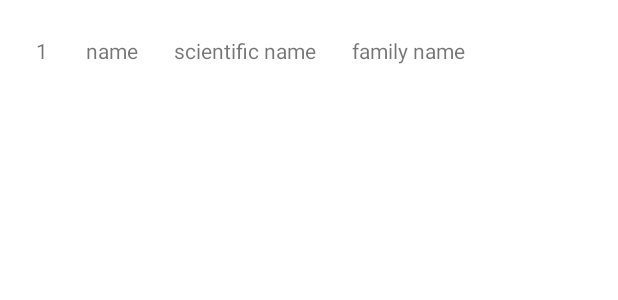
After one commit to eminkartci/CS394_PlantApp, an Android app: the layout plant_row.xml on its own in the app's theme, with its tools: preview values and no code run, on a phone screen of 412 x 824 dp. The commit adds this screen. Shown: the top 300 px of the screen. Run offline under Robolectric (Android 15) with nearby library versions, the phone set to English and light mode, and no system bars.

Commit message:
Create a sample row

```diff
--- a/app/src/main/res/layout/activity_main.xml
+++ b/app/src/main/res/layout/activity_main.xml
@@ -7,7 +7,7 @@
     tools:context=".MainActivity">
 
     <androidx.fragment.app.FragmentContainerView
-        android:id="@+id/fragment_main"
+        android:id="@+id/fragment"
         android:name="androidx.navigation.fragment.NavHostFragment"
         android:layout_width="match_parent"
         android:layout_height="match_parent"
--- /dev/null
+++ b/app/src/main/res/layout/plant_row.xml
@@ -0,0 +1,46 @@
+<?xml version="1.0" encoding="utf-8"?>
+<androidx.constraintlayout.widget.ConstraintLayout xmlns:android="http://schemas.android.com/apk/res/android"
+    xmlns:app="http://schemas.android.com/apk/res-auto"
+    xmlns:tools="http://schemas.android.com/tools"
+    android:layout_width="match_parent"
+    android:layout_height="wrap_content"
+    android:padding="24sp">
+
+    <TextView
+        android:id="@+id/plant_id"
+        android:layout_width="wrap_content"
+        android:layout_height="wrap_content"
+        android:text="1"
+        app:layout_constraintStart_toStartOf="parent"
+        app:layout_constraintTop_toTopOf="parent" />
+
+    <TextView
+        android:id="@+id/plant_name"
+        android:layout_width="wrap_content"
+        android:layout_height="wrap_content"
+        android:layout_marginStart="25dp"
+        android:text="name"
+        app:layout_constraintBottom_toBottomOf="parent"
+        app:layout_constraintStart_toEndOf="@+id/plant_id"
+        app:layout_constraintTop_toTopOf="parent" />
+
+    <TextView
+        android:id="@+id/plant_sName"
+        android:layout_width="wrap_content"
+        android:layout_height="wrap_content"
+        android:layout_marginStart="24dp"
+        android:text="scientific name"
+        app:layout_constraintBottom_toBottomOf="parent"
+        app:layout_constraintStart_toEndOf="@+id/plant_name"
+        app:layout_constraintTop_toTopOf="parent" />
+
+    <TextView
+        android:id="@+id/plant_fName"
+        android:layout_width="wrap_content"
+        android:layout_height="wrap_content"
+        android:layout_marginStart="24dp"
+        android:text="family name"
+        app:layout_constraintBottom_toBottomOf="parent"
+        app:layout_constraintStart_toEndOf="@+id/plant_sName"
+        app:layout_constraintTop_toTopOf="parent" />
+</androidx.constraintlayout.widget.ConstraintLayout>
```
Also changed, not shown: app/src/main/java/com/example/cs394_hw_plantapp/MainActivity.kt (+6 -1 lines), app/src/main/java/com/example/cs394_hw_plantapp/fragments/add/AddFragment.kt (+38 -1 lines), app/src/main/res/layout/fragment_add.xml (+7 -7 lines).
